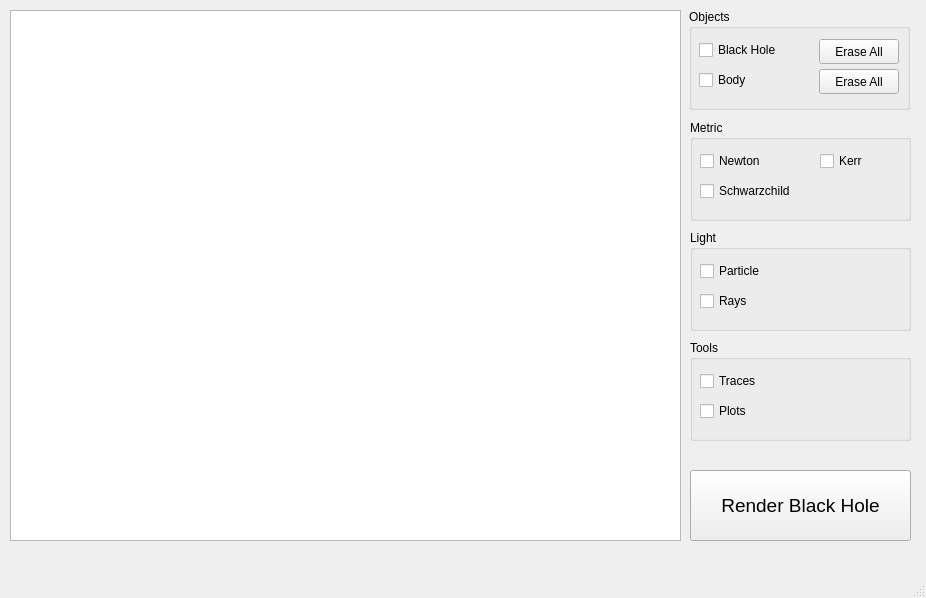
The window that mainwindow.ui (iprice73/BlackHoleEngine) describes before a commit, drawn with Qt 5.
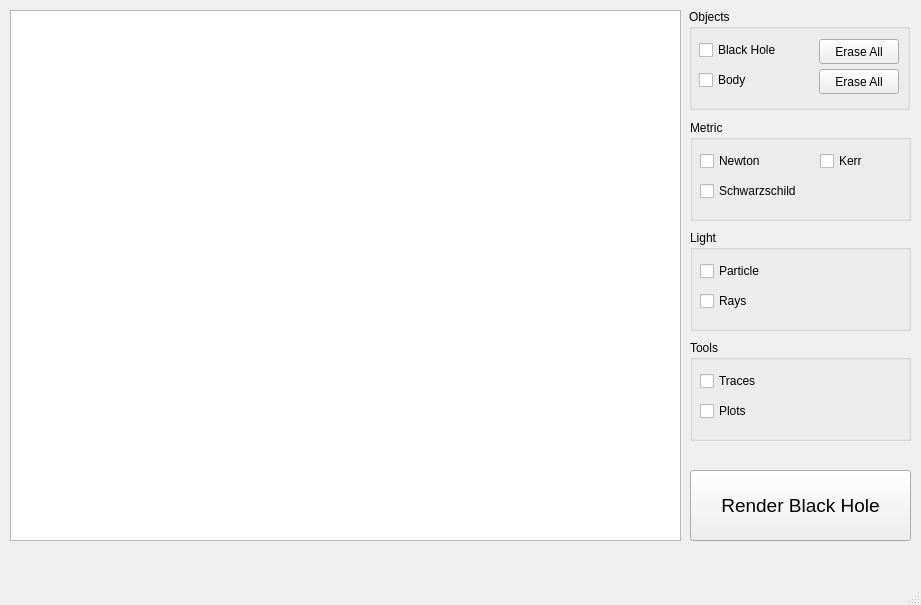
The same window after the commit.

The edit to the form file:
```diff
--- a/mainwindow.ui
+++ b/mainwindow.ui
@@ -6,8 +6,8 @@
    <rect>
     <x>0</x>
     <y>0</y>
-    <width>926</width>
-    <height>598</height>
+    <width>921</width>
+    <height>605</height>
    </rect>
   </property>
   <property name="windowTitle">
@@ -176,7 +176,7 @@
       </rect>
      </property>
      <property name="text">
-      <string>Schwarzchild</string>
+      <string>Schwarzschild</string>
      </property>
     </widget>
    </widget>
```
Left out of the diff: 2 changed lines with no effect on the pictures.
